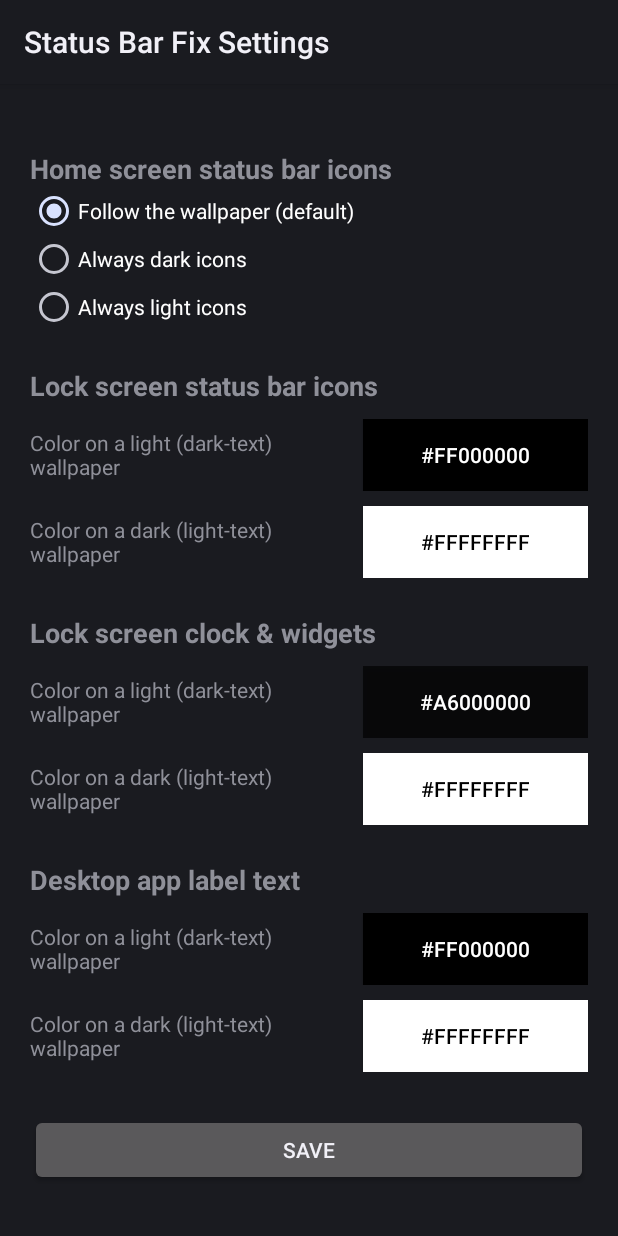
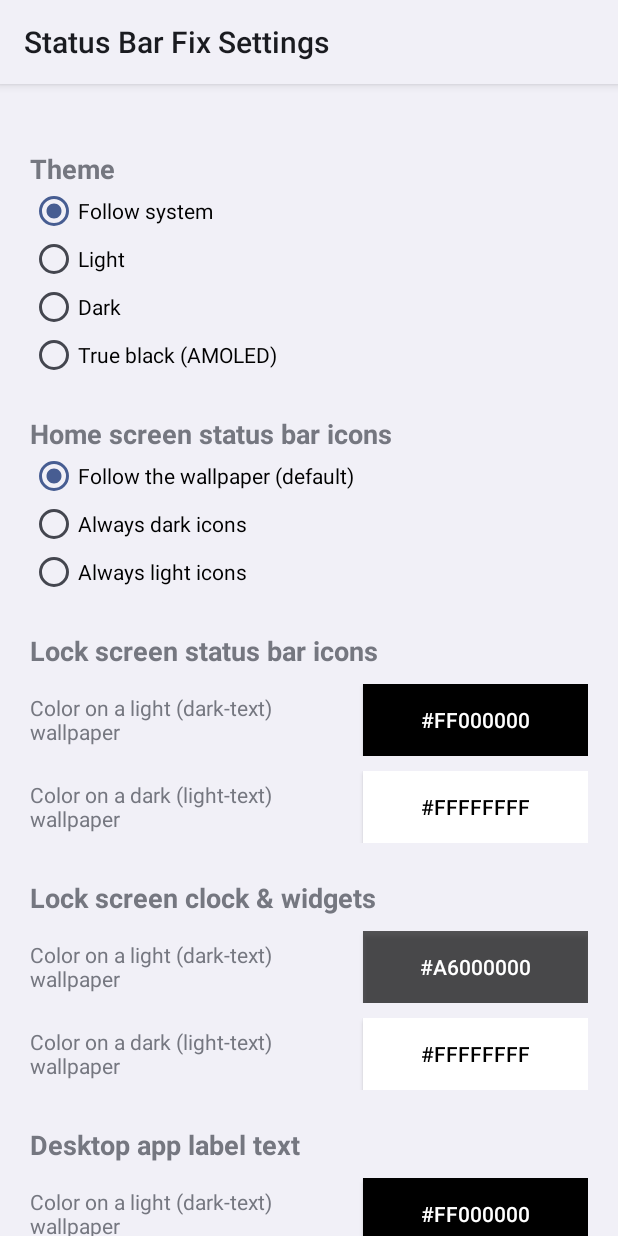
Before and after one commit to o12r/live-wallpaper-statusbar-fix, an Android app: the screen it shows after launch (SettingsActivity), on a phone screen of 412 x 824 dp. Run offline under Robolectric (Android 15) with nearby library versions, the phone set to English and light mode, and no system bars; network calls fail.

Commit message:
Live Wallpaper Status Bar Fix 1.3.2
- Settings now actually reach the launcher and System UI: use
  MODE_WORLD_READABLE with xposedsharedprefs (xposedminversion 93)
  instead of the 1.3.1 makeWorldReadable call, which crashed on save.
- Saving broadcasts a change so colors re-apply immediately.
- Home screen app labels: also hook setTextColor(ColorStateList) and
  correct the color before onDraw, so theme-colored workspace icons
  follow the setting (previously only folder icons did).
- Theme option: follow system / light / dark / true black (AMOLED).
- In-app update from GitHub releases: checked when settings open, plus
  a Check for updates button; installs through PackageInstaller.

```diff
--- a/module/build.gradle.kts
+++ b/module/build.gradle.kts
@@ -16,8 +16,8 @@ android {
         applicationId = "com.weworkshop.statusbarfix"
         minSdk = 31 // WallpaperColors.getColorHints()
         targetSdk = 36
-        versionCode = 5
-        versionName = "1.3.1"
+        versionCode = 6
+        versionName = "1.3.2"
     }
 
     // Release signing comes from ../keystore.properties (git-ignored). Without it, release
--- a/module/src/main/java/com/weworkshop/statusbarfix/Settings.java
+++ b/module/src/main/java/com/weworkshop/statusbarfix/Settings.java
@@ -11,6 +11,8 @@ import de.robv.android.xposed.XSharedPreferences;
 final class Settings {
     static final String PACKAGE = "com.weworkshop.statusbarfix";
     static final String PREFS_NAME = "settings";
+    /** Broadcast by {@link SettingsActivity} after saving, so hooked processes re-apply colors. */
+    static final String ACTION_CHANGED = PACKAGE + ".SETTINGS_CHANGED";
 
     static final int DEFAULT_DARK = 0xFF000000;
     static final int DEFAULT_LIGHT = 0xFFFFFFFF;
--- a/module/src/main/java/com/weworkshop/statusbarfix/SettingsActivity.java
+++ b/module/src/main/java/com/weworkshop/statusbarfix/SettingsActivity.java
@@ -22,8 +22,6 @@ import android.widget.ScrollView;
 import android.widget.TextView;
 import android.widget.Toast;
 
-import de.robv.android.xposed.XSharedPreferences;
-
 /**
  * Lets the user customize every color this module can apply, instead of the hard-coded
  * black/white (and ZTE's 65% black) this project started with. Values are written to a plain
@@ -35,10 +33,20 @@ public class SettingsActivity extends Activity {
     private SharedPreferences prefs;
     private RadioGroup homeModeGroup;
 
+    static final int THEME_SYSTEM = 0, THEME_LIGHT = 1, THEME_DARK = 2, THEME_BLACK = 3;
+    private SharedPreferences ui;
+
     @Override
     protected void onCreate(Bundle savedInstanceState) {
+        ui = getSharedPreferences("ui", MODE_PRIVATE);
+        int theme = ui.getInt("theme", THEME_SYSTEM);
+        boolean nightSystem = (getResources().getConfiguration().uiMode
+                & android.content.res.Configuration.UI_MODE_NIGHT_MASK) == android.content.res.Configuration.UI_MODE_NIGHT_YES;
+        boolean dark = theme == THEME_DARK || theme == THEME_BLACK || (theme == THEME_SYSTEM && nightSystem);
+        setTheme(dark ? android.R.style.Theme_DeviceDefault : android.R.style.Theme_DeviceDefault_Light);
         super.onCreate(savedInstanceState);
-        prefs = getSharedPreferences(Settings.PREFS_NAME, MODE_PRIVATE);
+        prefs = openPrefs();
+        if (theme == THEME_BLACK) getWindow().setBackgroundDrawable(new ColorDrawable(Color.BLACK));
 
         ScrollView scroll = new ScrollView(this);
         LinearLayout root = new LinearLayout(this);
@@ -56,6 +64,22 @@ public class SettingsActivity extends Activity {
             return insets;
         });
         scroll.setFitsSystemWindows(true);
+
+        addHeader(root, getString(R.string.section_theme));
+        RadioGroup themeGroup = new RadioGroup(this);
+        addRadio(themeGroup, getString(R.string.theme_system));
+        addRadio(themeGroup, getString(R.string.theme_light));
+        addRadio(themeGroup, getString(R.string.theme_dark));
+        addRadio(themeGroup, getString(R.string.theme_black));
+        root.addView(themeGroup);
+        ((RadioButton) themeGroup.getChildAt(theme)).setChecked(true);
+        themeGroup.setOnCheckedChangeListener((g, id) -> {
+            int picked = g.indexOfChild(g.findViewById(id));
+            if (picked != ui.getInt("theme", THEME_SYSTEM)) {
+                ui.edit().putInt("theme", picked).apply();
+                recreate();
+            }
+        });
 
         addHeader(root, getString(R.string.section_home_status));
         homeModeGroup = new RadioGroup(this);
@@ -103,13 +127,44 @@ public class SettingsActivity extends Activity {
                     .putInt("label_dark", colorOf(labelDark))
                     .putInt("label_light", colorOf(labelLight))
                     .apply();
-            // Without this, the file stays readable only by this app and every hooked process
-            // (launcher, System UI) silently falls back to the defaults — the settings above
-            // would look saved here but never actually apply anywhere.
-            new XSharedPreferences(Settings.PACKAGE, Settings.PREFS_NAME).makeWorldReadable();
+            sendBroadcast(new android.content.Intent(Settings.ACTION_CHANGED));
             Toast.makeText(this, R.string.saved, Toast.LENGTH_SHORT).show();
         });
         root.addView(save);
+
+        Button update = new Button(this);
+        update.setText(R.string.update_check);
+        update.setOnClickListener(v -> new Updater(this).check(true));
+        root.addView(update);
+
+        if (savedInstanceState == null) {
+            if (Updater.ACTION_INSTALL_STATUS.equals(getIntent().getAction())) {
+                Updater.onInstallStatus(this, getIntent());
+            } else {
+                new Updater(this).check(false);
+            }
+        }
+    }
+
+    @Override
+    protected void onNewIntent(android.content.Intent intent) {
+        super.onNewIntent(intent);
+        if (Updater.ACTION_INSTALL_STATUS.equals(intent.getAction())) Updater.onInstallStatus(this, intent);
+    }
+
+    /**
+     * LSPosed/Vector make MODE_WORLD_READABLE work for modules that declare xposedsharedprefs
+     * (the file is moved where hooked apps can read it through XSharedPreferences). Without the
+     * framework active it throws, and the settings can only stay local.
+     */
+    @SuppressWarnings("deprecation")
+    private SharedPreferences openPrefs() {
+        try {
+            return getSharedPreferences(Settings.PREFS_NAME, MODE_WORLD_READABLE);
+        } catch (SecurityException e) {
+            Toast.makeText(this, R.string.framework_inactive, Toast.LENGTH_LONG).show();
+            return getSharedPreferences(Settings.PREFS_NAME, MODE_PRIVATE);
+        }
     }
 
     private void addRadio(RadioGroup group, String label) {
--- a/module/src/main/res/values/strings.xml
+++ b/module/src/main/res/values/strings.xml
@@ -18,6 +18,19 @@
     <string name="invalid_color">Not a valid color</string>
     <string name="save">Save</string>
     <string name="saved">Settings saved</string>
+    <string name="section_theme">Theme</string>
+    <string name="theme_system">Follow system</string>
+    <string name="theme_light">Light</string>
+    <string name="theme_dark">Dark</string>
+    <string name="theme_black">True black (AMOLED)</string>
+    <string name="update_check">Check for updates</string>
+    <string name="update_none">Up to date (%1$s)</string>
+    <string name="update_failed">Update failed: %1$s</string>
+    <string name="update_available">Version %1$s is available</string>
+    <string name="update_install">Download &amp; install</string>
+    <string name="update_later">Later</string>
+    <string name="update_downloading">Downloading update…</string>
+    <string name="framework_inactive">LSPosed is not active for this module: settings will not reach the launcher or System UI.</string>
 
     <string-array name="xposed_scope">
         <item>com.zte.mifavor.launcher</item>
```
Also changed, not shown: module/src/main/AndroidManifest.xml (+8 -1 lines), module/src/main/java/com/weworkshop/statusbarfix/LauncherStatusBarHook.java (+72 -7 lines), module/src/main/java/com/weworkshop/statusbarfix/Updater.java (added, +181 -0 lines), 1 other file.
